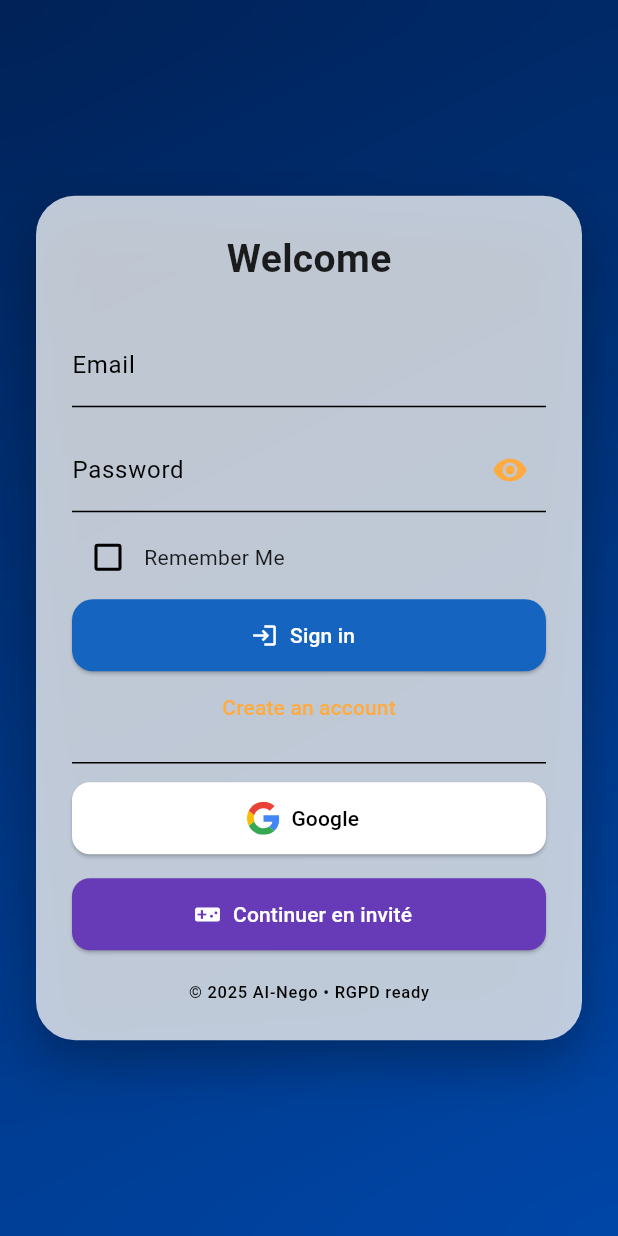
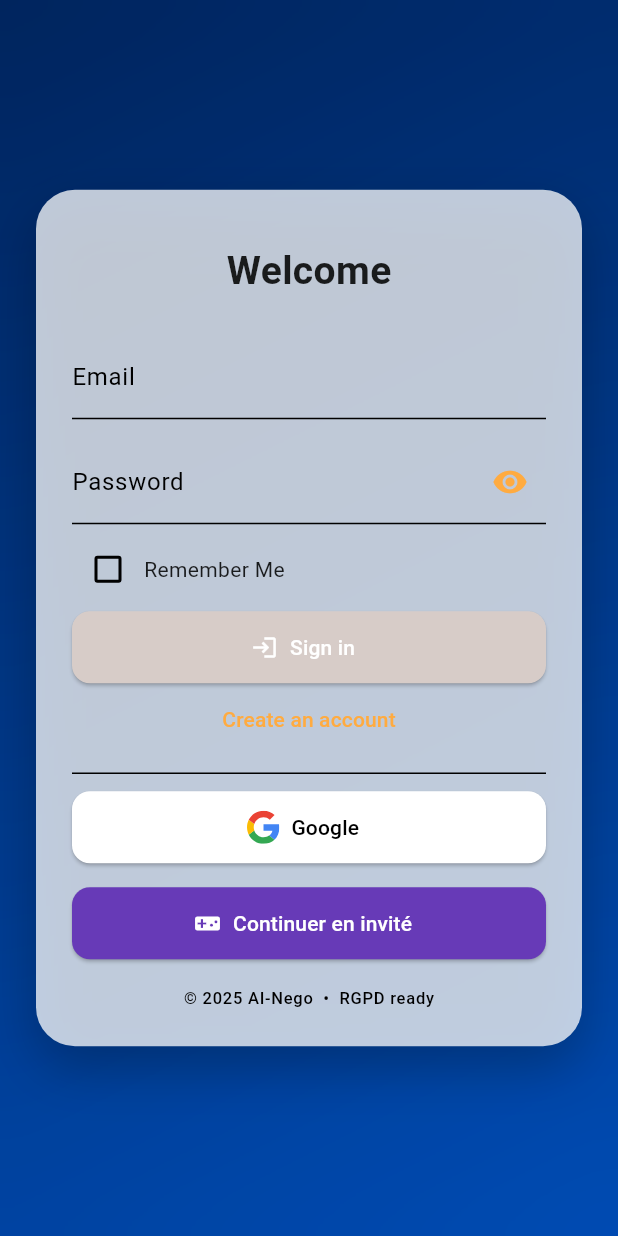
Before and after one commit to usasin/quiz_commercial2024, a Flutter app: the screen it shows after launch, after a tap on "Google", on a phone screen of 412 x 824 dp. Run offline on Flutter 3.47's test engine with Material 3 defaults, Android fonts, the phone set to English and light mode, and no system bars; our stand-ins replace audioplayers, auto_size_text, cached_network_image, cloud_firestore, easy_localization, firebase_auth and 22 more; missing offline and left inert: flutter_sound; accounts and stored records are empty; network calls fail.

Commit message:
Update login_screen.dart

```diff
--- a/lib/screens/login_screen.dart
+++ b/lib/screens/login_screen.dart
@@ -1,419 +1,777 @@
-// lib/login_screen.dart – refonte 2025
+ // login_screen.dart — refonte UI 2025
+
 // ignore_for_file: use_build_context_synchronously, avoid_print
+
+
+
 import 'dart:io';
-import 'dart:math';
+
 import 'dart:ui';
-import 'package:crypto/crypto.dart';
+
+
+
 import 'package:cloud_firestore/cloud_firestore.dart';
+
 import 'package:easy_localization/easy_localization.dart';
+
 import 'package:firebase_auth/firebase_auth.dart';
+
 import 'package:firebase_messaging/firebase_messaging.dart';
+
 import 'package:flutter/material.dart';
+
 import 'package:flutter_svg/flutter_svg.dart';
+
 import 'package:google_mobile_ads/google_mobile_ads.dart';
+
 import 'package:google_sign_in/google_sign_in.dart';
+
 import 'package:sign_in_with_apple/sign_in_with_apple.dart';
 
 import 'package:shared_preferences/shared_preferences.dart';
 
+
+
 import '../ad_manager.dart';
 
-/*───────────────────────────────────────────────────────────*/
-/*                       STATE FULL WIDGET                   */
-/*───────────────────────────────────────────────────────────*/
+import '../logo_widget.dart';
+
+
+
 class LoginScreen extends StatefulWidget {
+
   const LoginScreen({super.key});
+
   @override
+
   State<LoginScreen> createState() => _LoginScreenState();
+
 }
 
+
+
 /*───────────────────────────────────────────────────────────*/
+
+
+
 class _LoginScreenState extends State<LoginScreen> {
-  // ---------- Firebase & Controllers ----------
-  final _auth   = FirebaseAuth.instance;
-  final _google = GoogleSignIn();
-  final _cMail  = TextEditingController();
-  final _cPass  = TextEditingController();
-  final _cName  = TextEditingController();
 
-  // ---------- UI states ----------
+  /* ------------- Instances ------------- */
+
+  final _auth = FirebaseAuth.instance;
+
+  final _googleSignIn = GoogleSignIn();
+
+  final _email = TextEditingController();
+
+  final _pass = TextEditingController();
+
+  final _name = TextEditingController();
+
+
+
+  /* ------------- UI states ------------- */
+
   bool _obscure = true;
+
   bool _remember = false;
+
   bool _loginMode = true;
 
-  // ---------- BannerAd ----------
+
+
+  /* ------------- Ad banner ------------- */
+
   late final BannerAd _banner;
+
   bool _bannerReady = false;
 
-  /*==========================================================
-   *                         INIT / DISPOSE
-   *=========================================================*/
+
+
+  /* ******************************************************* */
+
+  /*  INIT / DISPOSE                                         */
+
+  /* ******************************************************* */
+
   @override
+
   void initState() {
+
     super.initState();
-    _loadPrefs();
+
+    _loadInfo();
+
     _initBanner();
+
     if (_auth.currentUser != null) {
+
+      // auto-redirect si déjà loggé
+
       WidgetsBinding.instance.addPostFrameCallback(
+
               (_) => Navigator.pushReplacementNamed(context, '/chapter_menu'));
+
     }
+
   }
 
+
+
   void _initBanner() {
+
     _banner = BannerAd(
+
       adUnitId: AdManager.bannerAdUnitId,
+
       size: AdSize.banner,
+
       listener: BannerAdListener(
+
         onAdLoaded: (_) => setState(() => _bannerReady = true),
-        onAdFailedToLoad: (ad, _) => ad.dispose(),
+
+        onAdFailedToLoad: (ad, err) => ad.dispose(),
+
       ),
+
       request: const AdRequest(),
+
     )..load();
+
   }
 
+
+
   @override
+
   void dispose() {
+
     _banner.dispose();
-    _cMail.dispose();
-    _cPass.dispose();
-    _cName.dispose();
+
+    _email.dispose();
+
+    _pass.dispose();
+
+    _name.dispose();
+
     super.dispose();
+
   }
 
-  /*==========================================================
-   *                         PREFERENCES
-   *=========================================================*/
-  Future<void> _loadPrefs() async {
-    final p = await SharedPreferences.getInstance();
+
+
+  /* ******************************************************* */
+
+  /*  PREFERENCES                                            */
+
+  /* ******************************************************* */
+
+  Future<void> _loadInfo() async {
+
+    final prefs = await SharedPreferences.getInstance();
+
     setState(() {
-      _cMail.text = p.getString('email') ?? '';
-      _cPass.text = p.getString('password') ?? '';
-      _remember   = p.getBool  ('rememberMe') ?? false;
+
+      _email.text = prefs.getString('email') ?? '';
+
+      _pass.text = prefs.getString('password') ?? '';
+
+      _remember = prefs.getBool('rememberMe') ?? false;
+
     });
+
   }
 
-  Future<void> _savePrefs() async {
+
+
+  Future<void> _saveInfo() async {
+
     if (!_remember) return;
+
     final p = await SharedPreferences.getInstance();
+
     p
-      ..setString('email', _cMail.text)
-      ..setString('password', _cPass.text)
-      ..setBool  ('rememberMe', true);
+
+      ..setString('email', _email.text)
+
+      ..setString('password', _pass.text)
+
+      ..setBool('rememberMe', true);
+
   }
 
-  /*==========================================================
-   *                   FIREBASE HELPERS
-   *=========================================================*/
+
+
+  /* ******************************************************* */
+
+  /*  FIREBASE HELPERS                                       */
+
+  /* ******************************************************* */
+
   Future<void> _ensureUserDoc(User u, {String? displayName}) async {
-    final ref  = FirebaseFirestore.instance.collection('users').doc(u.uid);
+
+    final ref = FirebaseFirestore.instance.collection('users').doc(u.uid);
+
     final snap = await ref.get();
 
     await ref.set({
-      'name'     : displayName ?? u.displayName ?? 'User',
-      'email'    : u.email ?? '',
-      'photoURL' : u.photoURL ?? '',
+
+      'name': displayName ?? u.displayName ?? 'Invité',
+
+      'email': u.email ?? '',
+
+      'photoURL': u.photoURL ?? '',
+
     }, SetOptions(merge: true));
 
+
+
     if (!snap.exists) {
+
       await ref.set({
-        'createdAt'       : FieldValue.serverTimestamp(),
-        'totalScore'      : 0,
-        'unlockedLevels'  : {},
-        'unlockedModules' : {},
-        'chapters'        : {},
+
+        'createdAt': FieldValue.serverTimestamp(),
+
+        'chapters': {},
+
+        'totalScore': 0,
+
+        'unlockedLevels': {},
+
+        'unlockedModules': {},
+
+        'lastChapterId': '',
+
+        'scrollPositions': {},
+
       }, SetOptions(merge: true));
+
     }
 
+
+
     final token = await FirebaseMessaging.instance.getToken();
+
     if (token != null) {
+
       ref.set({'fcmToken': token}, SetOptions(merge: true));
+
     }
+
   }
 
-  /*==========================================================
-   *                       AUTH FLOWS
-   *=========================================================*/
+
+
+  /* ******************************************************* */
+
+  /*  AUTH FLOWS                                             */
+
+  /* ******************************************************* */
+
   Future<void> _signInMail() async {
-    if (_cMail.text.isEmpty || _cPass.text.isEmpty) return;
+
+    if (_email.text.isEmpty || _pass.text.isEmpty) return;
+
     try {
+
       await _auth.signInWithEmailAndPassword(
-          email: _cMail.text, password: _cPass.text);
-      await _savePrefs();
+
+          email: _email.text, password: _pass.text);
+
+      await _saveInfo();
+
       await _ensureUserDoc(_auth.currentUser!);
+
       Navigator.pushReplacementNamed(context, '/chapter_menu');
+
     } on FirebaseAuthException catch (e) {
+
       _snack(e.message ?? 'Erreur');
+
     }
+
   }
 
+
+
   Future<void> _signUpMail() async {
-    if ([_cName.text, _cMail.text, _cPass.text].any((e) => e.isEmpty)) return;
+
+    if ([_name.text, _email.text, _pass.text].any((e) => e.isEmpty)) return;
+
     try {
+
       final cred = await _auth.createUserWithEmailAndPassword(
-          email: _cMail.text, password: _cPass.text);
-      await _ensureUserDoc(cred.user!, displayName: _cName.text);
+
+          email: _email.text, password: _pass.text);
+
+      await _ensureUserDoc(cred.user!, displayName: _name.text);
+
       _snack('Inscription réussie, connecte-toi 👍');
+
       setState(() {
+
         _loginMode = true;
-        _cPass.clear();
+
+        _pass.clear();
+
       });
+
     } on FirebaseAuthException catch (e) {
+
       _snack(e.message ?? 'Erreur signup');
+
     }
+
   }
 
-  Future<void> _googleSignIn() async {
+
+
+  Future<void> _google() async {
+
     try {
-      final gUser = await _google.signIn();
+
+      final gUser = await _googleSignIn.signIn();
+
       if (gUser == null) return;
+
       final gAuth = await gUser.authentication;
-      final cred  = GoogleAuthProvider.credential(
+
+      final cred = GoogleAuthProvider.credential(
+
           idToken: gAuth.idToken, accessToken: gAuth.accessToken);
+
       final res = await _auth.signInWithCredential(cred);
+
       await _ensureUserDoc(res.user!);
+
       Navigator.pushReplacementNamed(context, '/chapter_menu');
+
     } catch (e) {
+
       _snack('Erreur Google : $e');
+
     }
+
   }
 
-  // ---- Helpers nonce Apple
-  String _randomNonce([int len = 32]) {
-    const chars =
-        '0123456789ABCDEFGHIJKLMNOPQRSTUVXYZabcdefghijklmnopqrstuvwxyz-._';
-    final rand = Random.secure();
-    return List.generate(len, (_) => chars[rand.nextInt(chars.length)]).join();
+
+
+  Future<void> _apple() async {
+
+    try {
+
+      final appleId = await SignInWithApple.getAppleIDCredential(
+
+          scopes: [AppleIDAuthorizationScopes.email]);
+
+      final cred = OAuthProvider('apple.com').credential(
+
+          idToken: appleId.identityToken,
+
+          accessToken: appleId.authorizationCode);
+
+      final res = await _auth.signInWithCredential(cred);
+
+      await _ensureUserDoc(res.user!,
+
+          displayName: appleId.givenName ?? res.user!.displayName);
+
+      Navigator.pushReplacementNamed(context, '/chapter_menu');
+
+    } catch (e) {
+
+      _snack('Erreur Apple : $e');
+
+    }
+
   }
 
-  String _sha256ofString(String input) =>
-      sha256.convert(Uri.encodeFull(input).codeUnits).toString();
 
-  Future<void> _appleSignIn() async {
+
+  Future<void> _guest() async {
+
     try {
-      final rawNonce = _randomNonce();
-      final nonce    = _sha256ofString(rawNonce);
 
-      final appleId = await SignInWithApple.getAppleIDCredential(
-        scopes: [AppleIDAuthorizationScopes.email,
-          AppleIDAuthorizationScopes.fullName],
-        nonce : nonce,
-      );
+      final res = await _auth.signInAnonymously();
 
-      final cred = OAuthProvider('apple.com').credential(
-        idToken     : appleId.identityToken,
-        rawNonce    : rawNonce,
-        accessToken : appleId.authorizationCode,
-      );
+      await _ensureUserDoc(res.user!, displayName: 'Invité');
 
-      final res = await _auth.signInWithCredential(cred);
-      await _ensureUserDoc(res.user!,
-          displayName: '${appleId.givenName ?? ''} ${appleId.familyName ?? ''}'
-              .trim());
       Navigator.pushReplacementNamed(context, '/chapter_menu');
-    } catch (e) {
-      _snack('Erreur Apple : $e');
+
+    } on FirebaseAuthException catch (e) {
+
+      _snack('Invité: ${e.message}');
+
     }
+
   }
 
-  Future<void> _guest() async {
-    try {
-      final res = await _auth.signInAnonymously();
-      await _ensureUserDoc(res.user!, displayName: 'Invité');
-      Navigator.pushReplacementNamed(context, '/chapter_menu');
-    } catch (e) {
-      _snack('Invité: $e');
-    }
-  }
 
-  /*==========================================================
-   *                       UI HELPERS
-   *=========================================================*/
+
+  /* ******************************************************* */
+
+  /*  UI HELPERS                                             */
+
+  /* ******************************************************* */
+
   void _snack(String m) =>
+
       ScaffoldMessenger.of(context).showSnackBar(SnackBar(content: Text(m)));
 
+
+
   InputDecoration _dec(String label, {Widget? icon}) => InputDecoration(
+
     labelText: label,
+
     border: const UnderlineInputBorder(),
+
     suffixIcon: icon,
+
   );
 
-  /*==========================================================
-   *                         BUILD
-   *=========================================================*/
+
+
+  /* ******************************************************* */
+
+  /*  BUILD                                                  */
+
+  /* ******************************************************* */
+
   @override
+
   Widget build(BuildContext context) {
-    final cs = Theme.of(context).colorScheme;
-    final btnGrad = [
-      Colors.blue.shade800,
-      Colors.white,
-      Colors.blue.shade800,
-    ];
+
+    final colors = Theme.of(context).colorScheme;
 
     return Scaffold(
+
       backgroundColor: Colors.transparent,
+
       bottomNavigationBar: _bannerReady
-          ? SizedBox(height: _banner.size.height.toDouble(),
+
+          ? SizedBox(
+
+          height: _banner.size.height.toDouble(),
+
           child: AdWidget(ad: _banner))
+
           : null,
+
       body: Stack(
+
         children: [
-          // --- gradient flou derrière la carte
+
+          // ---- fond dégradé flou
+
           Container(
+
             decoration: const BoxDecoration(
+
               gradient: LinearGradient(
+
                   colors: [Color(0xff002d74), Color(0xff005ee0)],
-                  begin: Alignment.topLeft, end: Alignment.bottomRight),
+
+                  begin: Alignment.topLeft,
+
+                  end: Alignment.bottomRight),
+
             ),
+
           ),
+
           BackdropFilter(
+
               filter: ImageFilter.blur(sigmaX: 20, sigmaY: 20),
-              child: Container(color: Colors.black.withOpacity(.25))),
-          // --- CARD
+
+              child: Container(color: Colors.black.withOpacity(.2))),
+
+          // ---- carte login
+
           Center(
+
             child: SingleChildScrollView(
+
               padding: const EdgeInsets.symmetric(horizontal: 24),
+
               child: Container(
+
                 padding: const EdgeInsets.all(24),
+
                 decoration: BoxDecoration(
-                  color: cs.background.withOpacity(.75),
+
+                  color: colors.background.withOpacity(.75),
+
                   borderRadius: BorderRadius.circular(26),
-                  boxShadow: [BoxShadow(
-                      color: Colors.black.withOpacity(.3),
-                      blurRadius: 30,
-                      offset: const Offset(0, 14))],
+
+                  boxShadow: [
+
+                    BoxShadow(
+
+                        color: Colors.black.withOpacity(.25),
+
+                        blurRadius: 30,
+
+                        offset: const Offset(0, 14))
+
+                  ],
+
                 ),
+
                 child: Column(
+
                   mainAxisSize: MainAxisSize.min,
+
                   children: [
 
-                    // Titre
+
+
+                    const SizedBox(height: 12),
+
                     Text(
+
                       _loginMode ? 'Bienvenue'.tr() : 'Créer un compte'.tr(),
+
                       style: const TextStyle(
+
                           fontSize: 26, fontWeight: FontWeight.w600),
+
                     ),
+
                     const SizedBox(height: 24),
 
-                    // --- Form ---
+
+
+                    // ------------ champs
+
                     if (!_loginMode)
-                      TextField(controller: _cName,
+
+                      TextField(
+
+                          controller: _name,
+
                           textCapitalization: TextCapitalization.words,
+
                           decoration: _dec('Nom'.tr())),
-                    TextField(controller: _cMail,
+
+                    TextField(
+
+                        controller: _email,
+
                         keyboardType: TextInputType.emailAddress,
+
                         decoration: _dec('Email'.tr())),
+
                     const SizedBox(height: 14),
+
                     TextField(
-                      controller: _cPass,
+
+                      controller: _pass,
+
                       obscureText: _obscure,
+
                       decoration: _dec('Mot de passe'.tr(),
+
                           icon: IconButton(
-                              icon: Icon(_obscure
-                                  ? Icons.visibility
-                                  : Icons.visibility_off,
-                                  color: cs.primary),
+
+                              icon: Icon(
+
+                                  _obscure
+
+                                      ? Icons.visibility
+
+                                      : Icons.visibility_off,
+
+                                  color: colors.primary),
+
                               onPressed: () =>
+
                                   setState(() => _obscure = !_obscure))),
+
                     ),
 
-                    // --- remember ---
+
+
+                    // ------------ remember + bouton
+
                     const SizedBox(height: 6),
+
                     Row(children: [
+
                       Checkbox(
+
                           value: _remember,
-                          activeColor: cs.primary,
+
+                          activeColor: colors.primary,
+
                           onChanged: (v) => setState(() => _remember = v!)),
+
                       Text('Se souvenir de moi'.tr())
+
                     ]),
 
-                    // --- Action btn ---
                     const SizedBox(height: 4),
+
                     ElevatedButton.icon(
+
                       style: ElevatedButton.styleFrom(
+
                           minimumSize: const Size.fromHeight(48),
+
                           shape: RoundedRectangleBorder(
-                              borderRadius: BorderRadius.circular(14)),
-                          backgroundColor: Colors.blue.shade800),
-                      icon: Icon(_loginMode
-                          ? Icons.login
-                          : Icons.person_add_alt_1),
-                      label: Text(_loginMode
-                          ? 'Se connecter'.tr()
-                          : 'S’inscrire'.tr()),
+
+                              borderRadius: BorderRadius.circular(12))),
+
+                      icon: Icon(
+
+                          _loginMode ? Icons.login : Icons.person_add_alt_1),
+
+                      label: Text(
+
+                          _loginMode ? 'Se connecter'.tr() : 'S’inscrire'.tr()),
+
                       onPressed: _loginMode ? _signInMail : _signUpMail,
+
                     ),
+
                     TextButton(
-                        onPressed: () => setState(() => _loginMode = !_loginMode),
+
+                        onPressed: () =>
+
+                            setState(() => _loginMode = !_loginMode),
+
                         child: Text(_loginMode
+
                             ? 'Créer un compte'
+
                             : 'Déjà inscrit ? Connectez-vous')
+
                             .tr()),
 
-                    const Divider(height: 26),
 
-                    // -------- SSO AREA --------
-                    // Apple d’abord (obligatoire) puis Google (iOS),
-                    // Google seul sur Android
-                    if (Platform.isIOS) ...[
-                      SignInWithAppleButton(
-                        borderRadius: BorderRadius.circular(12),
-                        height: 48,
-                        onPressed: _appleSignIn,
+
+                    // ------------ SSO
+
+                    const Divider(height: 24),
+
+                    ElevatedButton.icon(
+
+                      style: ElevatedButton.styleFrom(
+
+                          foregroundColor: Colors.black,
+
+                          backgroundColor: Colors.white,
+
+                          minimumSize: const Size.fromHeight(48),
+
+                          shape: RoundedRectangleBorder(
+
+                              borderRadius: BorderRadius.circular(12))),
+
+                      icon: SvgPicture.asset('assets/icons/Google.svg',
+
+                          height: 22),
+
+                      label: const Text('Google'),
+
+                      onPressed: _google,
+
+                    ),
+
+                    if (Platform.isIOS)
+
+                      Padding(
+
+                        padding: const EdgeInsets.only(top: 8.0),
+
+                        child: ElevatedButton.icon(
+
+                          style: ElevatedButton.styleFrom(
+
+                              backgroundColor: Colors.black,
+
+                              minimumSize: const Size.fromHeight(48),
+
+                              shape: RoundedRectangleBorder(
+
+                                  borderRadius: BorderRadius.circular(12))),
+
+                          icon: SvgPicture.asset(
+
+                              'assets/icons/Apple-logo-icon.svg',
+
+                              height: 24,
+
+                              colorFilter: const ColorFilter.mode(
+
+                                  Colors.white, BlendMode.srcIn)),
+
+                          label: const Text('Apple',
+
+                              style: TextStyle(color: Colors.white)),
+
+                          onPressed: _apple,
+
+                        ),
+
                       ),
-                      const SizedBox(height: 8),
-                      ElevatedButton.icon(
-                        style: ElevatedButton.styleFrom(
-                            backgroundColor: Colors.white,
-                            foregroundColor: Colors.black,
-                            minimumSize: const Size.fromHeight(48),
-                            shape: RoundedRectangleBorder(
-                                borderRadius: BorderRadius.circular(12))),
-                        icon: SvgPicture.asset('assets/icons/Google.svg',
-                            height: 22),
-                        label: const Text('Google'),
-                        onPressed: _googleSignIn,
-                      ),
-                    ] else
-                      ElevatedButton.icon(
-                        style: ElevatedButton.styleFrom(
-                            backgroundColor: Colors.white,
-                            foregroundColor: Colors.black,
-                            minimumSize: const Size.fromHeight(48),
-                            shape: RoundedRectangleBorder(
-                                borderRadius: BorderRadius.circular(12))),
-                        icon: SvgPicture.asset('assets/icons/Google.svg',
-                            height: 22),
-                        label: const Text('Google'),
-                        onPressed: _googleSignIn,
-                      ),
+
+
+
+                    // ------------ invité
 
                     const SizedBox(height: 16),
 
-                    // Invité
                     ElevatedButton.icon(
+
                       style: ElevatedButton.styleFrom(
+
                           backgroundColor: Colors.deepPurple,
+
                           minimumSize: const Size.fromHeight(48),
+
                           shape: RoundedRectangleBorder(
+
                               borderRadius: BorderRadius.circular(12))),
+
                       icon: const Icon(Icons.videogame_asset),
+
                       label: const Text('Continuer en invité'),
+
                       onPressed: _guest,
+
                     ),
 
-                    const SizedBox(height: 20),
-                    Text('© 2025 AI-Nego • RGPD ready',
+
+
+                    const SizedBox(height: 18),
+
+                    Text('© 2025 AI-Nego  •  RGPD ready',
+
                         style: Theme.of(context)
+
                             .textTheme
+
                             .labelSmall
-                            ?.copyWith(color: cs.outline)),
+
+                            ?.copyWith(color: colors.outline)),
+
                   ],
+
                 ),
+
               ),
+
             ),
+
           ),
+
         ],
+
       ),
+
     );
+
   }
+
 }
```
